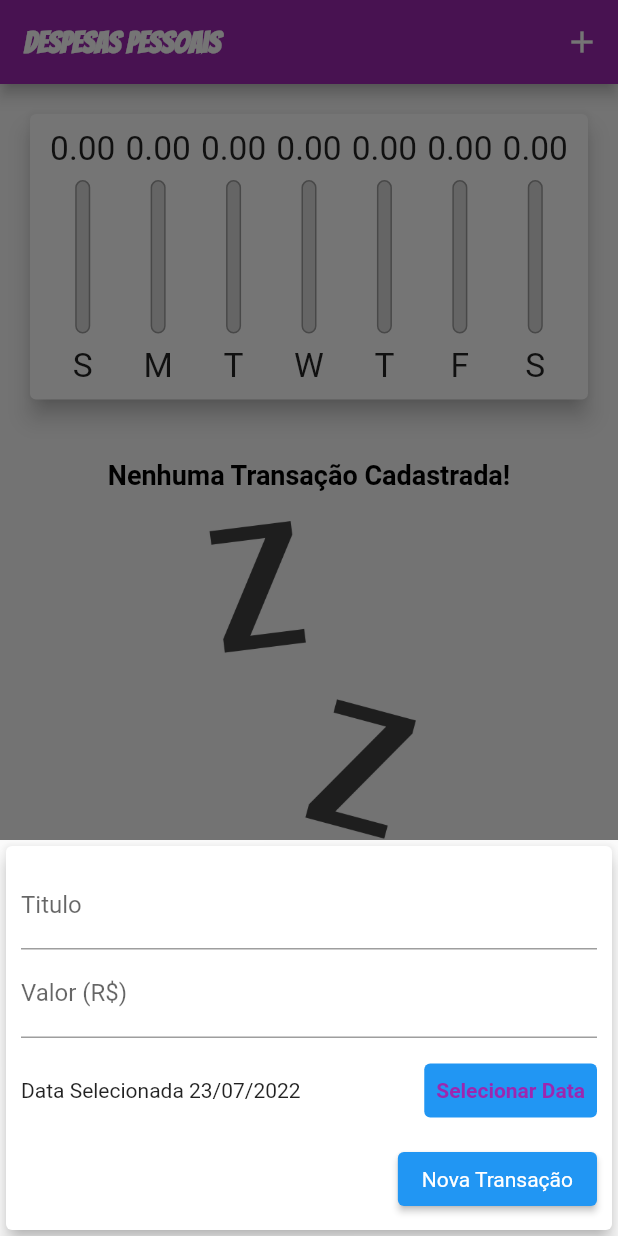
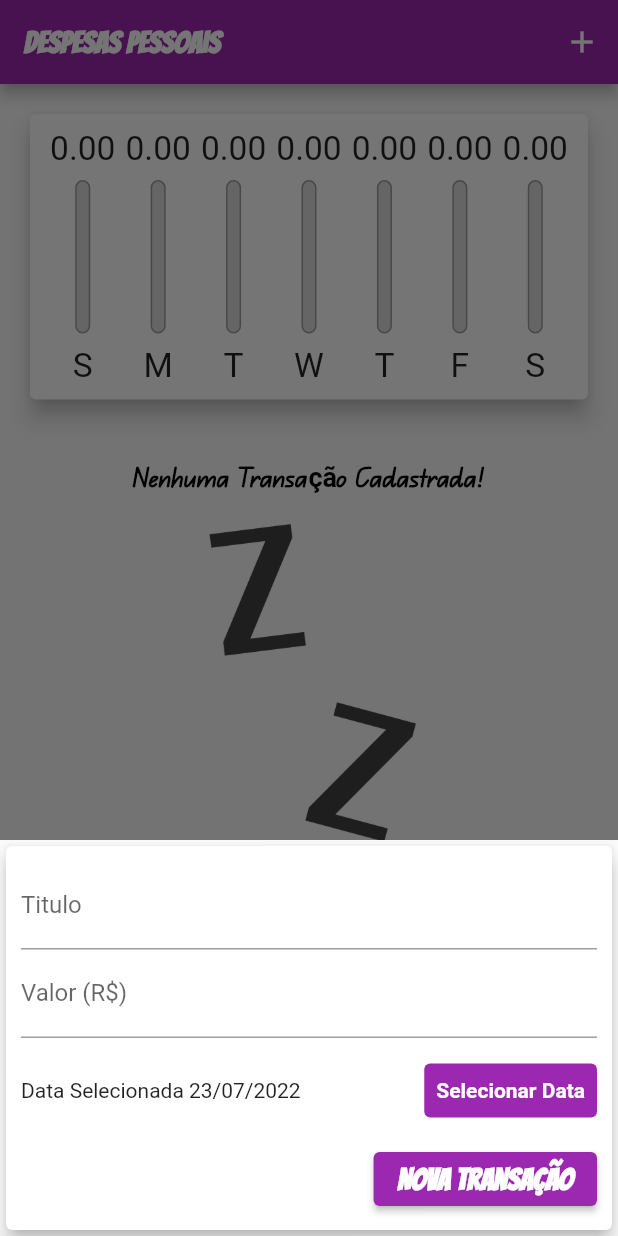
Before and after one commit to LuizRoberto18/ExpensesApp, a Flutter app: the screen it shows after launch, after a tap on the "add" icon, on a phone screen of 412 x 824 dp. Run offline on Flutter 3.47's test engine with Material 2 defaults, Android fonts, the phone set to English and light mode, and no system bars.

Commit message:
correção de bugs da aplicação

```diff
--- a/lib/components/adaptative/adaptative_button.dart
+++ b/lib/components/adaptative/adaptative_button.dart
@@ -4,7 +4,7 @@ import 'package:flutter/material.dart';
 
 class AdaptativeButton extends StatelessWidget {
   final String label;
-  final Function onPressed;
+  final Function() onPressed;
 
   AdaptativeButton({
     Key? key,
@@ -16,17 +16,16 @@ class AdaptativeButton extends StatelessWidget {
   Widget build(BuildContext context) {
     return Platform.isIOS
         ? CupertinoButton(
-            onPressed: () => onPressed,
+            onPressed: onPressed,
             padding: EdgeInsets.symmetric(horizontal: 20),
-            color: Theme.of(context).copyWith().primaryColor,
+            color: Theme.of(context).copyWith().colorScheme.primary,
             child: Text(label),
           )
         : ElevatedButton(
-            onPressed: () => onPressed,
+            onPressed: onPressed,
             style: ElevatedButton.styleFrom(
-              primary: Theme.of(context).copyWith().primaryColor,
-              textStyle:
-                  TextStyle(color: Theme.of(context).textTheme.button!.color),
+              primary: Theme.of(context).copyWith().colorScheme.primary,
+              textStyle: Theme.of(context).appBarTheme.titleTextStyle,
             ),
             child: Text(label),
           );
--- a/lib/components/adaptative/adaptative_date_picker.dart
+++ b/lib/components/adaptative/adaptative_date_picker.dart
@@ -54,12 +54,14 @@ class AdaptativeDatePicker extends StatelessWidget {
                 ),
                 TextButton(
                   style: ElevatedButton.styleFrom(
-                      primary: Theme.of(context).copyWith().primaryColor),
+                    primary: Theme.of(context).copyWith().colorScheme.primary,
+                  ),
                   onPressed: () => _showDatePicker(context),
                   child: Text(
                     "Selecionar Data",
                     style: TextStyle(
                       fontWeight: FontWeight.bold,
+                      color: Colors.white,
                     ),
                   ),
                 ),
--- a/lib/components/chart.dart
+++ b/lib/components/chart.dart
@@ -19,12 +19,12 @@ class Chart extends StatelessWidget {
 
       for (var i = 0; i < recentTransaction.length; i++) {
         //verificando se a transação foi feita no mesmo dia, mês e ano
-        bool sameDay = recentTransaction[1].date.day == weekDay.day;
-        bool sameMonth = recentTransaction[1].date.month == weekDay.month;
-        bool sameYear = recentTransaction[1].date.year == weekDay.year;
+        bool sameDay = recentTransaction[i].date.day == weekDay.day;
+        bool sameMonth = recentTransaction[i].date.month == weekDay.month;
+        bool sameYear = recentTransaction[i].date.year == weekDay.year;
 
         if (sameDay && sameMonth && sameYear) {
-          totalSum = totalSum + recentTransaction[1].value;
+          totalSum += recentTransaction[i].value;
         }
       }
 
--- a/lib/components/chart_bar.dart
+++ b/lib/components/chart_bar.dart
@@ -45,7 +45,7 @@ class ChartBar extends StatelessWidget {
                     heightFactor: percentage,
                     child: Container(
                       decoration: BoxDecoration(
-                        color: Theme.of(context).copyWith().primaryColor,
+                        color: Theme.of(context).copyWith().colorScheme.primary,
                         borderRadius: BorderRadius.circular(5),
                       ),
                     ),
--- a/lib/components/transaction_form.dart
+++ b/lib/components/transaction_form.dart
@@ -6,7 +6,7 @@ import 'adaptative/adaptative_date_picker.dart';
 class TransactionForm extends StatefulWidget {
   final void Function(String, double, DateTime) onSubmit;
 
-  TransactionForm(this.onSubmit);
+  TransactionForm(this.onSubmit, {Key? key}) : super(key: key);
 
   @override
   State<TransactionForm> createState() => _TransactionFormState();
--- a/lib/main.dart
+++ b/lib/main.dart
@@ -19,6 +19,7 @@ class ExpensesApp extends StatelessWidget {
   @override
   Widget build(BuildContext context) {
     return MaterialApp(
+      debugShowCheckedModeBanner: false,
       home: MyHomePage(),
       theme: tema.copyWith(
         colorScheme: tema.colorScheme.copyWith(
@@ -68,14 +69,6 @@ class _MyHomePageState extends State<MyHomePage> {
     }).toList();
   }
 
-  _openTransactionFormModal(BuildContext context) {
-    showModalBottomSheet(
-        context: context,
-        builder: (_) {
-          return TransactionForm(_addTransaction);
-        });
-  }
-
   _addTransaction(String title, double value, DateTime date) {
     final newTransaction = Transaction(
       id: Random().nextDouble().toString(),
@@ -91,9 +84,17 @@ class _MyHomePageState extends State<MyHomePage> {
     Navigator.of(context).pop();
   }
 
-  _deleteTransaction(String id) {
+  _openTransactionFormModal(BuildContext context) {
+    showModalBottomSheet(
+        context: context,
+        builder: (_) {
+          return TransactionForm(_addTransaction);
+        });
+  }
+
+  _removeTransaction(String id) {
     setState(() {
-      _transactions.retainWhere((tr) => tr.id == id);
+      _transactions.removeWhere((tr) => tr.id == id);
     });
   }
 
@@ -170,7 +171,7 @@ class _MyHomePageState extends State<MyHomePage> {
             if (!_showChart || !isLandscape)
               Container(
                 height: avaliableHeight * (isLandscape ? 1 : 0.7),
-                child: TransactionList(_transactions, _deleteTransaction),
+                child: TransactionList(_transactions, _removeTransaction),
               ),
           ],
         ),
--- a/pubspec.yaml
+++ b/pubspec.yaml
@@ -76,12 +76,12 @@ flutter:
   fonts:
     - family: EduQLDBeginner
       fonts:
-        - asset: assets/onts/EduQLDBeginner-Regular.ttf
-        - asset: assets/onts/EduQLDBeginner-bold.ttf
+        - asset: assets/fonts/EduQLDBeginner-Regular.ttf
+        - asset: assets/fonts/EduQLDBeginner-bold.ttf
           weight: 700
     - family: Bangers
       fonts:
-        - asset: assets/onts/Bangers-Regular.ttf
+        - asset: assets/fonts/Bangers-Regular.ttf
   #   - family: Trajan Pro
   #     fonts:
   #       - asset: fonts/TrajanPro.ttf
```
Also changed, not shown: lib/components/transaction_list.dart (+9 -1 lines).
